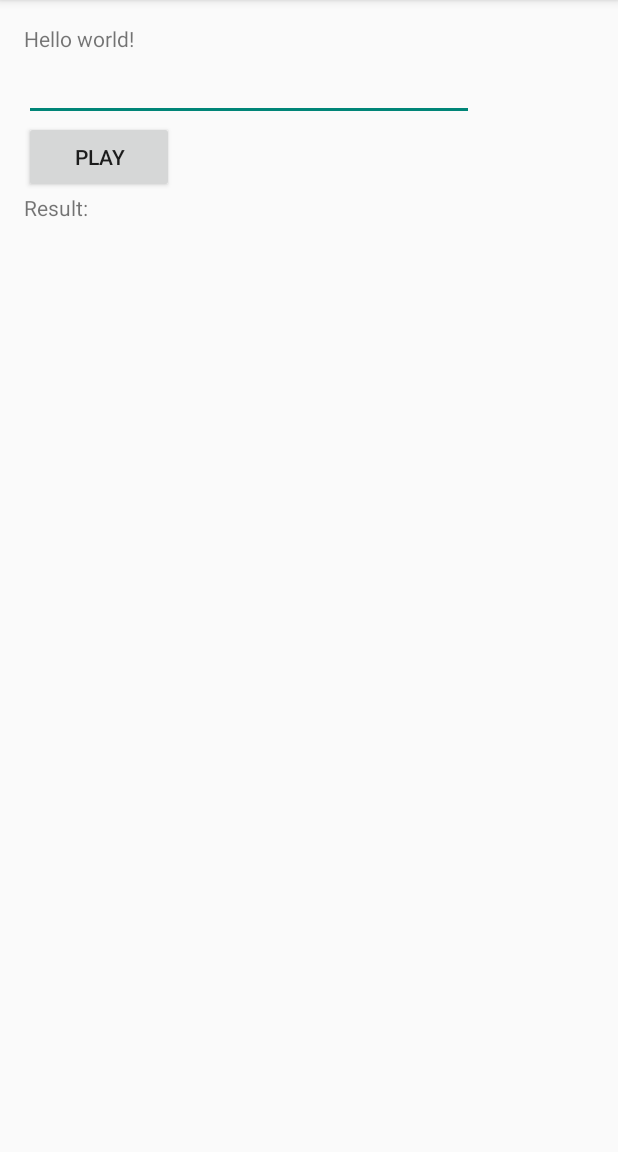
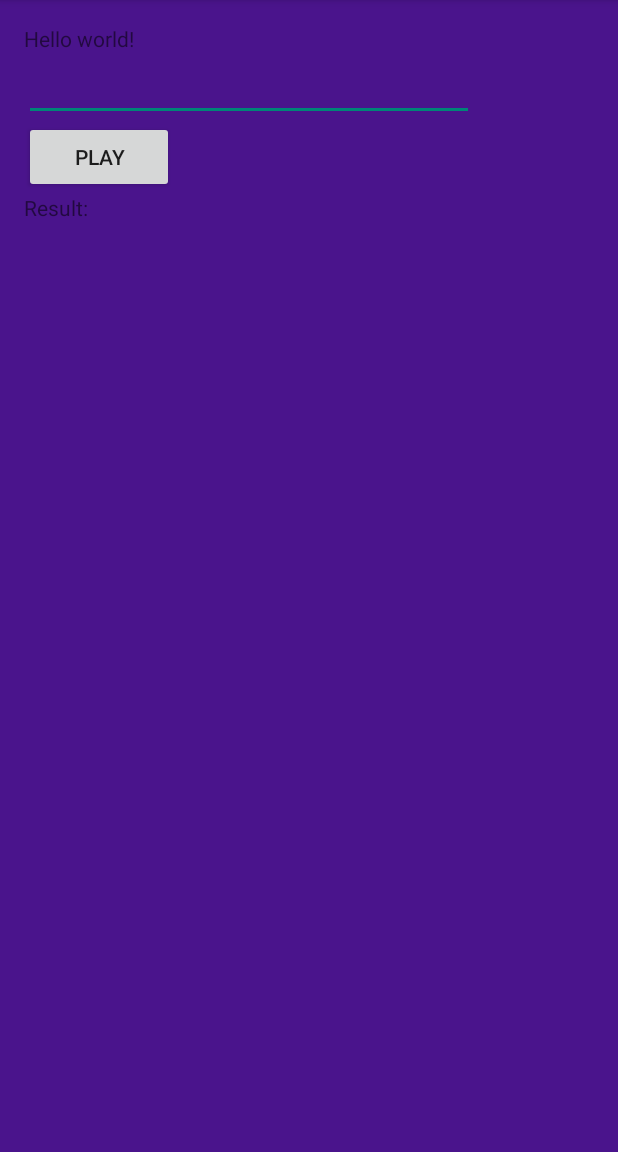
Before and after one commit to amrav/echo, an Android app: the screen it shows after launch (TarsosDSPActivity), on a phone screen of 412 x 824 dp, the part 84-1236 px from its top. Run offline under Robolectric (Android 15) with nearby library versions, the phone set to English and light mode, and no system bars; 1 statement that could not run was skipped.

Commit message:
Add ripples

```diff
--- a/app/src/main/AndroidManifest.xml
+++ b/app/src/main/AndroidManifest.xml
@@ -5,8 +5,8 @@
     android:versionName="1.0">
 
     <uses-sdk
-        android:minSdkVersion="8"
-        android:targetSdkVersion="21" />
+        android:minSdkVersion="21"
+        android:targetSdkVersion="23" />
 
     <application
         android:allowBackup="true"
--- a/app/src/main/java/be/tarsos/tarsos/dsp/android/ui/TarsosDSPActivity.java
+++ b/app/src/main/java/be/tarsos/tarsos/dsp/android/ui/TarsosDSPActivity.java
@@ -1,10 +1,15 @@
 package be.tarsos.tarsos.dsp.android.ui;
 
+import android.graphics.Point;
+import android.graphics.drawable.Drawable;
+import android.graphics.drawable.RippleDrawable;
 import android.media.MediaPlayer;
 import android.os.Bundle;
+import android.os.Handler;
 import android.support.v4.app.Fragment;
 import android.support.v7.app.ActionBarActivity;
 import android.util.Log;
+import android.view.Display;
 import android.view.LayoutInflater;
 import android.view.Menu;
 import android.view.MenuItem;
@@ -12,6 +17,7 @@ import android.view.View;
 import android.view.ViewGroup;
 import android.widget.Button;
 import android.widget.EditText;
+import android.widget.LinearLayout;
 import android.widget.TextView;
 
 import be.tarsos.dsp.AudioDispatcher;
@@ -24,12 +30,37 @@ import be.tarsos.dsp.pitch.PitchProcessor.PitchEstimationAlgorithm;
 
 public class TarsosDSPActivity extends ActionBarActivity {
 
+    EditText editText;
+    Button playButton;
+    String numberGlobal;
+    int[] songs = {R.raw.sa, R.raw.re, R.raw.ga, R.raw.ma, R.raw.pa, R.raw.dha, R.raw.ni};
+    MediaPlayer mp;
     private double[] scale = new double[]{261.63, 311.13, 349.23, 369.99, 392.00, 466.16};
     private double tolerance = 0.01;
     private int lastNote = -1;
+    private LinearLayout backgroundLayout;
+    private Drawable[] backgrounds;
+    private int currentBackground = 0;
 
-    EditText editText;
-    Button playButton;
+    private void ripple() {
+        final RippleDrawable rippleDrawable = (RippleDrawable) backgroundLayout.getBackground();
+        Point size = new Point();
+        Display display = getWindowManager().getDefaultDisplay();
+        display.getSize(size);
+        rippleDrawable.setHotspot(size.x / 2, size.y / 2);
+        rippleDrawable.setState(new int[]{android.R.attr.state_pressed, android.R.attr.state_enabled});
+
+        Handler handler = new Handler();
+        handler.postDelayed(new Runnable() {
+            @Override
+            public void run() {
+                backgroundLayout.setBackground(backgrounds[(++currentBackground) % 2]);
+                rippleDrawable.setState(new int[]{});
+            }
+        }, 500);
+        //backgroundLayout.setBackground(getDrawable(R.drawable.ripple2));
+    }
+
     @Override
     protected void onCreate(Bundle savedInstanceState) {
         super.onCreate(savedInstanceState);
@@ -39,9 +70,7 @@ public class TarsosDSPActivity extends ActionBarActivity {
                     .add(R.id.container, new PlaceholderFragment()).commit();
         }
 
-
         AudioDispatcher dispatcher = AudioDispatcherFactory.fromDefaultMicrophone(22050, 1024, 0);
-
 
         dispatcher.addAudioProcessor(new PitchProcessor(PitchEstimationAlgorithm.FFT_YIN, 22050, 1024, new PitchDetectionHandler() {
 
@@ -63,6 +92,7 @@ public class TarsosDSPActivity extends ActionBarActivity {
                                     i != lastNote) {
                                 resultView.setText(resultView.getText().toString() + " " + i);
                                 lastNote = i;
+                                ripple();
                                 break;
                             }
                         }
@@ -78,6 +108,8 @@ public class TarsosDSPActivity extends ActionBarActivity {
     @Override
     protected void onResume() {
         super.onResume();
+        backgroundLayout = (LinearLayout) findViewById(R.id.backgroundLayout);
+        backgrounds = new Drawable[]{getDrawable(R.drawable.ripple), getDrawable(R.drawable.ripple2)};
         editText = (EditText) findViewById(R.id.editText1);
         playButton = (Button) findViewById(R.id.button1);
         playButton.setOnClickListener(new View.OnClickListener() {
@@ -108,8 +140,6 @@ public class TarsosDSPActivity extends ActionBarActivity {
         }
         return super.onOptionsItemSelected(item);
     }
-
-    String numberGlobal;
 
     public void playString(String number) {
 
@@ -142,10 +172,6 @@ public class TarsosDSPActivity extends ActionBarActivity {
         return ret;
     }
 
-    int[] songs = {R.raw.sa, R.raw.re, R.raw.ga, R.raw.ma, R.raw.pa, R.raw.dha, R.raw.ni};
-
-    MediaPlayer mp;
-
     public void playSound(final int index) {
         if(index >= numberGlobal.length()) return;
         Log.d("abc", "Value of numberGlobal: " + numberGlobal);
@@ -174,7 +200,6 @@ public class TarsosDSPActivity extends ActionBarActivity {
             View rootView = inflater.inflate(R.layout.fragment_tarsos_ds,
                     container, false);
 
-
             return rootView;
         }
     }
--- /dev/null
+++ b/app/src/main/res/drawable/ripple.xml
@@ -0,0 +1,5 @@
+<?xml version="1.0" encoding="utf-8"?>
+<ripple xmlns:android="http://schemas.android.com/apk/res/android"
+    android:color="@color/light_purple">
+    <item android:drawable="@color/deep_blue" />
+</ripple>
--- /dev/null
+++ b/app/src/main/res/drawable/ripple2.xml
@@ -0,0 +1,5 @@
+<?xml version="1.0" encoding="utf-8"?>
+<ripple xmlns:android="http://schemas.android.com/apk/res/android"
+    android:color="@color/deep_blue">
+    <item android:drawable="@color/light_purple" />
+</ripple>
--- a/app/src/main/res/layout/fragment_tarsos_ds.xml
+++ b/app/src/main/res/layout/fragment_tarsos_ds.xml
@@ -1,12 +1,15 @@
 <LinearLayout xmlns:android="http://schemas.android.com/apk/res/android"
     xmlns:tools="http://schemas.android.com/tools"
+    android:id="@+id/backgroundLayout"
     android:layout_width="match_parent"
     android:layout_height="match_parent"
+    android:background="@drawable/ripple"
+    android:clickable="true"
+    android:orientation="vertical"
     android:paddingBottom="@dimen/activity_vertical_margin"
     android:paddingLeft="@dimen/activity_horizontal_margin"
     android:paddingRight="@dimen/activity_horizontal_margin"
     android:paddingTop="@dimen/activity_vertical_margin"
-    android:orientation="vertical"
     tools:context="be.tarsos.tarsos.dsp.android.ui.TarsosDSPActivity$PlaceholderFragment">
 
     <TextView
--- /dev/null
+++ b/app/src/main/res/values/colors.xml
@@ -0,0 +1,5 @@
+<?xml version="1.0" encoding="utf-8"?>
+<resources>
+    <color name="deep_blue">#4A148C</color>
+    <color name="light_purple">#6A1B9A</color>
+</resources>
```
Also changed, not shown: app/build.gradle (+5 -5 lines), 2 other files.
